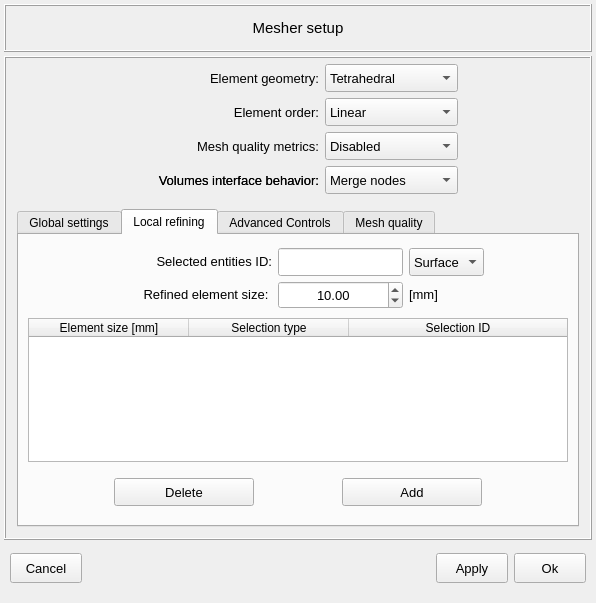
Before: the Qt Designer form vibra/interface/data/ui_files/model/general/mesher_setup_inputs.ui in MOPT-UFSC/VIBRA, drawn with Qt 5.
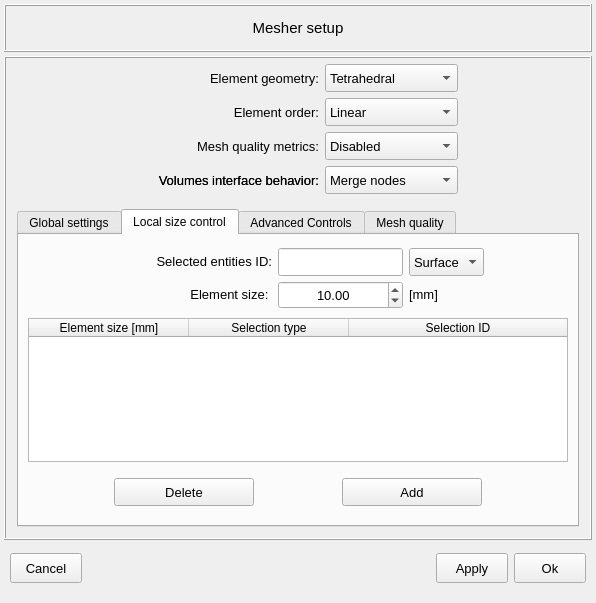
After: the same form once the commit is applied. The open tabs and pages were chosen to show the change. Icons and pictures are not drawn.

Commit message: renamed local mesh refine to local mesh size control program-wide

Diff of the .ui file:
```diff
--- a/vibra/interface/data/ui_files/model/general/mesher_setup_inputs.ui
+++ b/vibra/interface/data/ui_files/model/general/mesher_setup_inputs.ui
@@ -897,7 +897,7 @@
            </widget>
            <widget class="QWidget" name="tab_local_refining">
             <attribute name="title">
-             <string>Local refining</string>
+             <string>Local size control</string>
             </attribute>
             <layout class="QGridLayout" name="gridLayout_7">
              <item row="2" column="1">
@@ -1098,7 +1098,7 @@
                    </font>
                   </property>
                   <property name="text">
-                   <string>Refined element size: </string>
+                    <string>Element size: </string>
                   </property>
                   <property name="alignment">
                    <set>Qt::AlignmentFlag::AlignRight|Qt::AlignmentFlag::AlignTrailing|Qt::AlignmentFlag::AlignVCenter</set>
```
Left out of the diff: 14 changed lines with no effect on the pictures. The commit also changes 9 other files.
